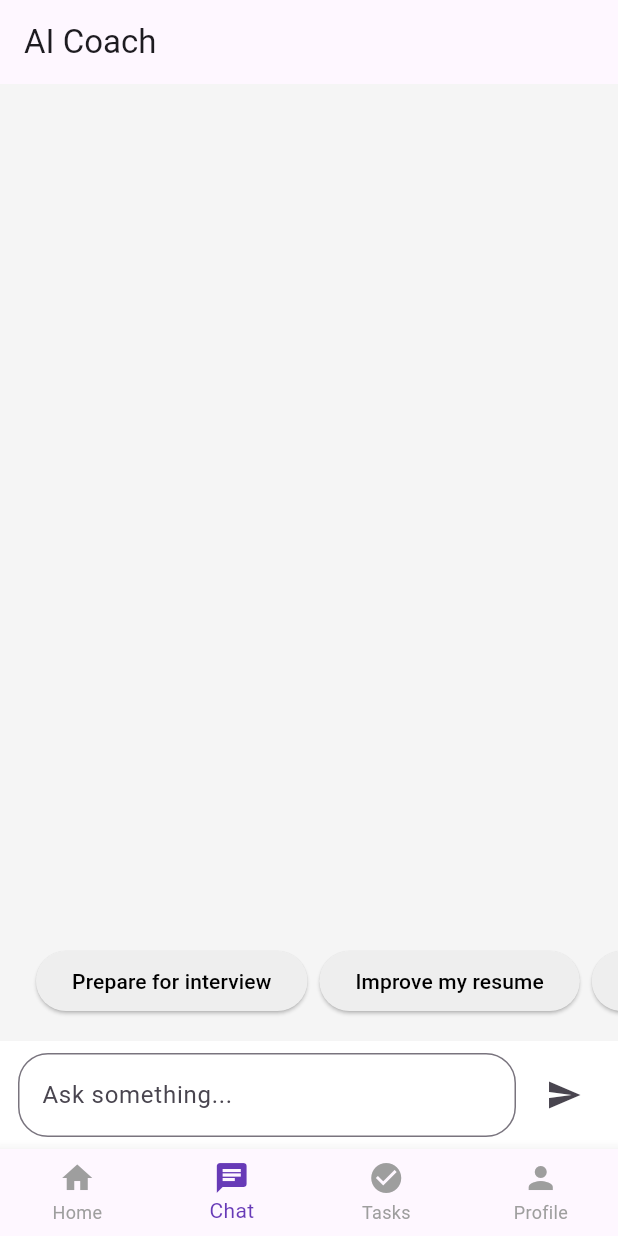
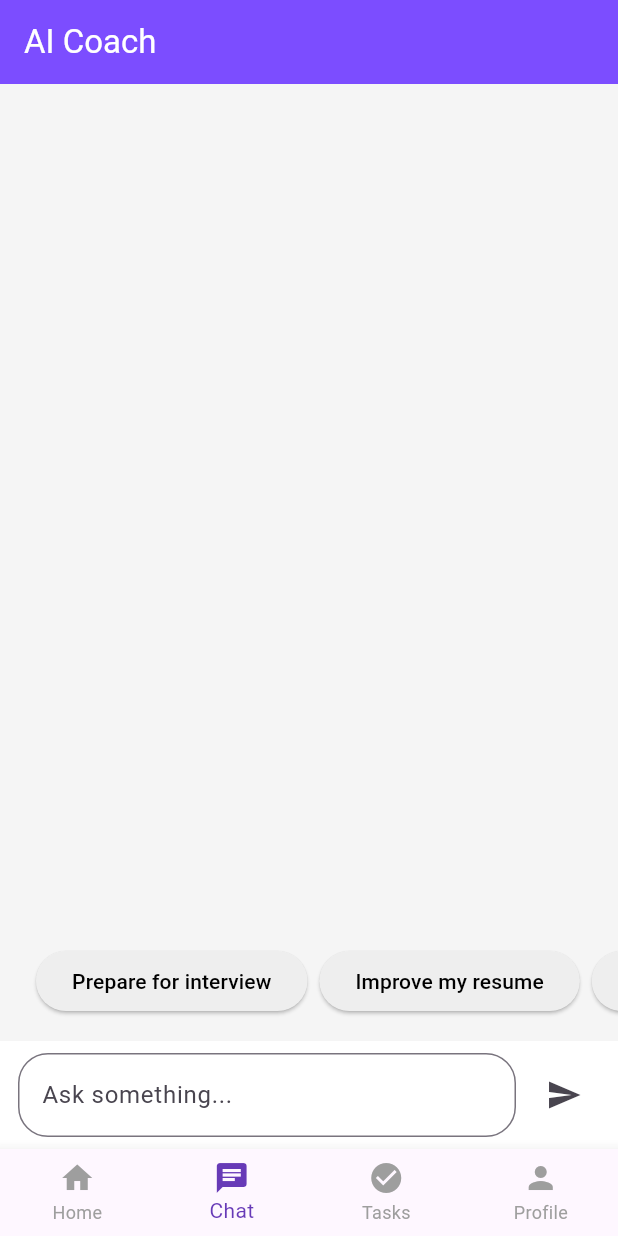
Before and after one commit to Krupa10/levelup-ai-app, a Flutter app: the screen it shows after launch, item 2 of the bottom bar chosen, on a phone screen of 412 x 824 dp. Run offline on Flutter 3.47's test engine with Material 3 defaults, Android fonts, the phone set to English and light mode, and no system bars; our stand-ins replace flutter_local_notifications, shared_preferences, timezone.

Commit message:
Added centralized theme system with reusable colors, spacing, typography, and app themes

```diff
--- /dev/null
+++ b/lib/core/theme/app_colors.dart
@@ -0,0 +1,41 @@
+import 'package:flutter/material.dart';
+
+class AppColors {
+  // Primary
+  static const Color primary =
+  Color(0xFF7C4DFF);
+
+  static const Color secondary =
+  Color(0xFFB388FF);
+
+  // Backgrounds
+  static const Color lightBackground =
+  Color(0xFFF5F5F5);
+
+  static const Color darkBackground =
+  Color(0xFF121212);
+
+  // Cards
+  static const Color lightCard =
+      Colors.white;
+
+  static const Color darkCard =
+  Color(0xFF1E1E1E);
+
+  // Text
+  static const Color lightText =
+      Colors.black;
+
+  static const Color darkText =
+      Colors.white;
+
+  // Status
+  static const Color success =
+      Colors.green;
+
+  static const Color warning =
+      Colors.orange;
+
+  static const Color error =
+      Colors.red;
+}
--- /dev/null
+++ b/lib/core/theme/app_spacing.dart
@@ -0,0 +1,7 @@
+class AppSpacing {
+  static const double xs = 4;
+  static const double sm = 8;
+  static const double md = 16;
+  static const double lg = 24;
+  static const double xl = 32;
+}
--- /dev/null
+++ b/lib/core/theme/app_text_styles.dart
@@ -0,0 +1,26 @@
+import 'package:flutter/material.dart';
+
+class AppTextStyles {
+  static const TextStyle heading =
+  TextStyle(
+    fontSize: 24,
+    fontWeight: FontWeight.bold,
+  );
+
+  static const TextStyle subHeading =
+  TextStyle(
+    fontSize: 18,
+    fontWeight: FontWeight.w600,
+  );
+
+  static const TextStyle body =
+  TextStyle(
+    fontSize: 16,
+  );
+
+  static const TextStyle caption =
+  TextStyle(
+    fontSize: 14,
+    color: Colors.grey,
+  );
+}
--- /dev/null
+++ b/lib/core/theme/app_theme.dart
@@ -0,0 +1,62 @@
+import 'package:flutter/material.dart';
+import 'app_colors.dart';
+
+class AppTheme {
+  static ThemeData lightTheme =
+  ThemeData(
+    brightness: Brightness.light,
+
+    primaryColor: AppColors.primary,
+
+    scaffoldBackgroundColor:
+    AppColors.lightBackground,
+
+    cardColor: AppColors.lightCard,
+
+    appBarTheme: const AppBarTheme(
+      backgroundColor: AppColors.primary,
+      foregroundColor: Colors.white,
+      elevation: 0,
+    ),
+
+    elevatedButtonTheme:
+    ElevatedButtonThemeData(
+      style: ElevatedButton.styleFrom(
+        backgroundColor:
+        AppColors.primary,
+        foregroundColor:
+        Colors.white,
+      ),
+    ),
+  );
+
+  static ThemeData darkTheme =
+  ThemeData(
+    brightness: Brightness.dark,
+
+    primaryColor: AppColors.primary,
+
+    scaffoldBackgroundColor:
+    AppColors.darkBackground,
+
+    cardColor: AppColors.darkCard,
+
+    appBarTheme: const AppBarTheme(
+      backgroundColor:
+      AppColors.darkCard,
+      foregroundColor:
+      Colors.white,
+      elevation: 0,
+    ),
+
+    elevatedButtonTheme:
+    ElevatedButtonThemeData(
+      style: ElevatedButton.styleFrom(
+        backgroundColor:
+        AppColors.primary,
+        foregroundColor:
+        Colors.white,
+      ),
+    ),
+  );
+}
--- a/lib/main.dart
+++ b/lib/main.dart
@@ -4,6 +4,7 @@ import 'package:shared_preferences/shared_preferences.dart';
 import 'features/dashboard/presentation/dashboard_screen.dart';
 import 'package:level_up_ai/services/notification_service.dart';
 import 'package:timezone/data/latest.dart' as tz;
+import 'core/theme/app_theme.dart';
 
 
 void main() async {
@@ -51,17 +52,12 @@ class _LevelUpAIState extends State<LevelUpAI> {
     return MaterialApp(
       debugShowCheckedModeBanner: false,
 
-      theme: ThemeData.light().copyWith(
-        scaffoldBackgroundColor: Colors.grey.shade100,
-        cardColor: Colors.white,
-      ),
-
-      darkTheme: ThemeData.dark().copyWith(
-        scaffoldBackgroundColor: Color(0xFF121212),
-        cardColor: Color(0xFF1E1E1E),
-      ),
-
-      themeMode: isDarkMode ? ThemeMode.dark : ThemeMode.light,
+      theme: AppTheme.lightTheme,
+      darkTheme: AppTheme.darkTheme,
+      themeMode:
+      isDarkMode
+          ? ThemeMode.dark
+          : ThemeMode.light,
 
       home: DashboardScreen(
         onThemeChanged: toggleTheme,
```
